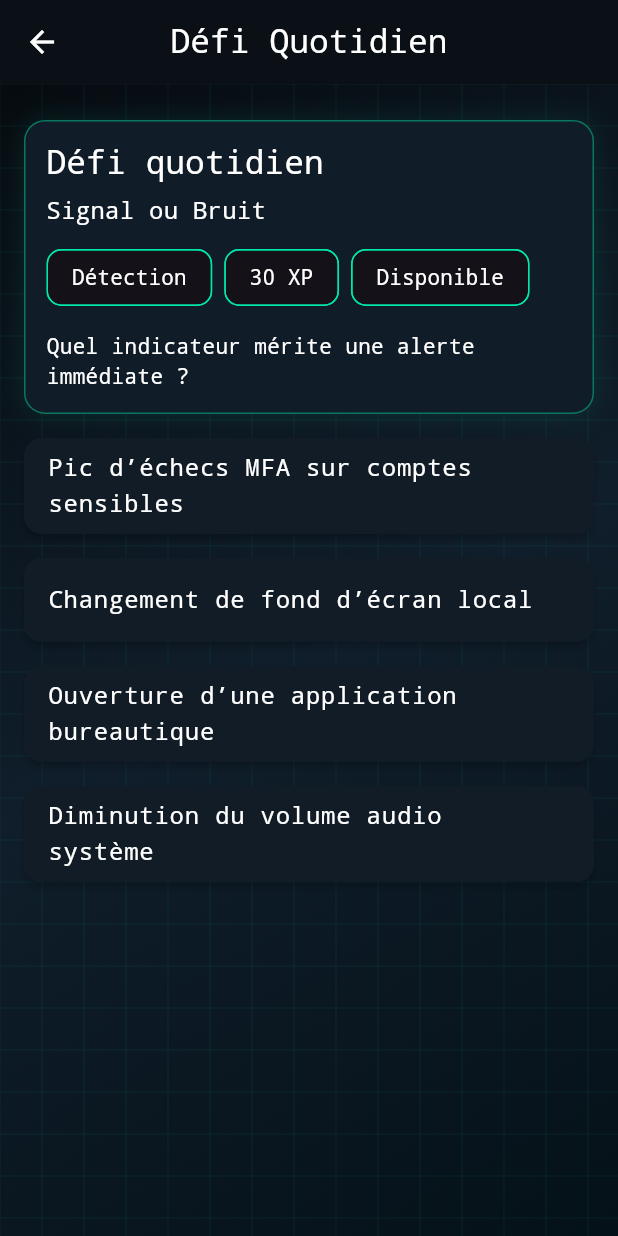
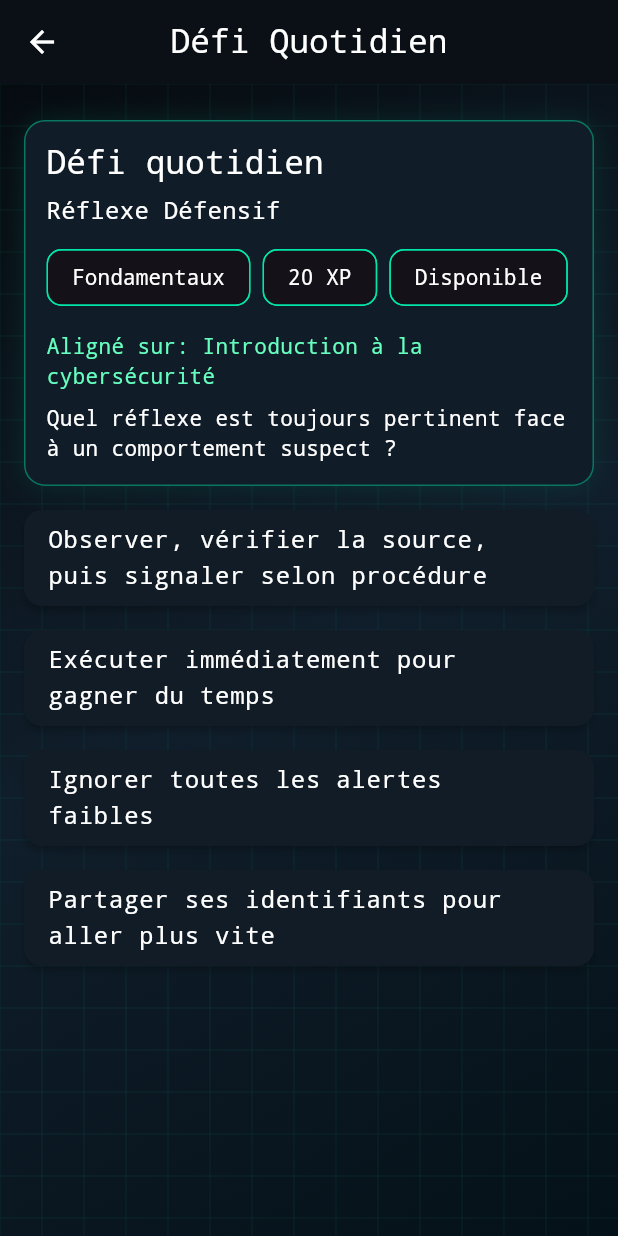
Before and after one commit to stephaneG-frep/hacksim, a Flutter app: the DailyChallengeScreen screen opened by its route, on a phone screen of 412 x 824 dp. Run offline on Flutter 3.47's test engine with Material 3 defaults, Android fonts, the phone set to English and light mode, and no system bars; our stand-ins replace shared_preferences; accounts and stored records are empty.

Commit message:
defi quotidien corrigé

```diff
--- a/lib/core/state/hacksim_controller.dart
+++ b/lib/core/state/hacksim_controller.dart
@@ -52,11 +52,22 @@ class HackSimController extends ChangeNotifier {
   Set<String> get completedDailyChallengeIds => Set<String>.unmodifiable(_completedDailyChallenges);
   Set<String> get badges => Set<String>.unmodifiable(_badges);
 
+  List<DailyChallengeModel> get availableDailyChallenges {
+    return dailyChallengeTemplates.where((challenge) {
+      return challenge.requiredQuizIds.every(_validatedQuizzes.contains);
+    }).toList();
+  }
+
   DailyChallengeModel get todaysChallenge {
+    final eligible = availableDailyChallenges;
+    final pool = eligible.isNotEmpty
+        ? eligible
+        : dailyChallengeTemplates.where((challenge) => challenge.requiredQuizIds.isEmpty).toList();
+    final finalPool = pool.isNotEmpty ? pool : dailyChallengeTemplates;
     final now = today;
     final dayOfYear = now.difference(DateTime(now.year, 1, 1)).inDays + 1;
-    final index = dayOfYear % dailyChallengeTemplates.length;
-    return dailyChallengeTemplates[index];
+    final index = dayOfYear % finalPool.length;
+    return finalPool[index];
   }
 
   String get seasonLabel {
--- a/lib/features/challenges/data/daily_challenges_data.dart
+++ b/lib/features/challenges/data/daily_challenges_data.dart
@@ -2,9 +2,27 @@ import '../domain/daily_challenge_model.dart';
 
 const List<DailyChallengeModel> dailyChallengeTemplates = [
   DailyChallengeModel(
+    templateId: 'core-00',
+    title: 'Réflexe Défensif',
+    category: 'Fondamentaux',
+    learningFocus: 'Introduction à la cybersécurité',
+    prompt: 'Quel réflexe est toujours pertinent face à un comportement suspect ?',
+    options: [
+      'Observer, vérifier la source, puis signaler selon procédure',
+      'Exécuter immédiatement pour gagner du temps',
+      'Ignorer toutes les alertes faibles',
+      'Partager ses identifiants pour aller plus vite',
+    ],
+    correctOptionIndex: 0,
+    explanation:
+        'Le triptyque observer-vérifier-signaler est un socle de défense applicable à tous les niveaux.',
+    xpReward: 20,
+  ),
+  DailyChallengeModel(
     templateId: 'mail-01',
     title: 'Urgence Email',
     category: 'Phishing',
+    learningFocus: 'Phishing et emails frauduleux',
     prompt: 'Un email réclame un virement immédiat. Quelle première action défensive ?',
     options: [
       'Vérifier canal secondaire + identité du demandeur',
@@ -16,11 +34,13 @@ const List<DailyChallengeModel> dailyChallengeTemplates = [
     explanation:
         'La vérification hors bande réduit fortement le risque de fraude au président et d’usurpation.',
     xpReward: 25,
+    requiredQuizIds: ['phishing'],
   ),
   DailyChallengeModel(
     templateId: 'auth-02',
     title: 'Accès Compromis',
     category: 'Identité',
+    learningFocus: 'Mots de passe et authentification',
     prompt: 'Des connexions inconnues apparaissent sur un compte admin. Que faire d’abord ?',
     options: [
       'Forcer reset mot de passe + révoquer sessions + MFA',
@@ -32,11 +52,13 @@ const List<DailyChallengeModel> dailyChallengeTemplates = [
     explanation:
         'Le confinement identité est prioritaire: réinitialisation, invalidation des sessions et MFA.',
     xpReward: 30,
+    requiredQuizIds: ['password-auth'],
   ),
   DailyChallengeModel(
     templateId: 'net-03',
     title: 'Port Exposé',
     category: 'Réseaux',
+    learningFocus: 'Ports et services',
     prompt: 'Un service base de données est exposé publiquement. Meilleure décision ?',
     options: [
       'Restreindre au réseau interne et pare-feu strict',
@@ -48,11 +70,13 @@ const List<DailyChallengeModel> dailyChallengeTemplates = [
     explanation:
         'Les services sensibles doivent être isolés et strictement filtrés.',
     xpReward: 35,
+    requiredQuizIds: ['ports-services'],
   ),
   DailyChallengeModel(
     templateId: 'web-04',
     title: 'Entrées Utilisateur',
     category: 'AppSec',
+    learningFocus: 'SQL Injection Awareness',
     prompt: 'Quelle pratique réduit le risque d’injection SQL ?',
     options: [
       'Requêtes paramétrées + validation côté serveur',
@@ -64,11 +88,13 @@ const List<DailyChallengeModel> dailyChallengeTemplates = [
     explanation:
         'La paramétrisation des requêtes est le contrôle principal contre SQLi.',
     xpReward: 35,
+    requiredQuizIds: ['sqli-awareness'],
   ),
   DailyChallengeModel(
     templateId: 'xss-05',
     title: 'Sortie HTML',
     category: 'Sécurité Web',
+    learningFocus: 'XSS et sécurité web',
     prompt: 'Quel mécanisme est essentiel contre le XSS stocké ?',
     options: [
       'Encodage contextuel de la sortie',
@@ -80,11 +106,13 @@ const List<DailyChallengeModel> dailyChallengeTemplates = [
     explanation:
         'L’encodage selon le contexte d’affichage bloque l’exécution de scripts injectés.',
     xpReward: 35,
+    requiredQuizIds: ['xss-web'],
   ),
   DailyChallengeModel(
     templateId: 'ir-06',
     title: 'Réponse Incident',
     category: 'Blue Team',
+    learningFocus: 'Incident response',
     prompt: 'Pendant un incident, quel ordre est le plus juste ?',
     options: [
       'Contenir, préserver preuves, analyser, remédier',
@@ -96,11 +124,13 @@ const List<DailyChallengeModel> dailyChallengeTemplates = [
     explanation:
         'La réponse efficace suit un processus structuré et traçable.',
     xpReward: 40,
+    requiredQuizIds: ['incident-response'],
   ),
   DailyChallengeModel(
     templateId: 'logs-07',
     title: 'Signal ou Bruit',
     category: 'Détection',
+    learningFocus: 'Logs et surveillance',
     prompt: 'Quel indicateur mérite une alerte immédiate ?',
     options: [
       'Pic d’échecs MFA sur comptes sensibles',
@@ -112,5 +142,6 @@ const List<DailyChallengeModel> dailyChallengeTemplates = [
     explanation:
         'Les anomalies auth sur comptes critiques sont hautement prioritaires.',
     xpReward: 30,
+    requiredQuizIds: ['logs-monitoring'],
   ),
 ];
--- a/lib/features/challenges/domain/daily_challenge_model.dart
+++ b/lib/features/challenges/domain/daily_challenge_model.dart
@@ -3,21 +3,25 @@ class DailyChallengeModel {
     required this.templateId,
     required this.title,
     required this.category,
+    required this.learningFocus,
     required this.prompt,
     required this.options,
     required this.correctOptionIndex,
     required this.explanation,
     required this.xpReward,
+    this.requiredQuizIds = const [],
   });
 
   final String templateId;
   final String title;
   final String category;
+  final String learningFocus;
   final String prompt;
   final List<String> options;
   final int correctOptionIndex;
   final String explanation;
   final int xpReward;
+  final List<String> requiredQuizIds;
 
   String idForDate(DateTime date) {
     final day =
--- a/lib/features/challenges/presentation/daily_challenge_screen.dart
+++ b/lib/features/challenges/presentation/daily_challenge_screen.dart
@@ -45,6 +45,11 @@ class _DailyChallengeScreenState extends State<DailyChallengeScreen> {
                 ],
               ),
               const SizedBox(height: 12),
+              Text(
+                'Aligné sur: ${challenge.learningFocus}',
+                style: const TextStyle(color: Color(0xFF65FFBF)),
+              ),
+              const SizedBox(height: 8),
               Text(challenge.prompt),
             ],
           ),
```
